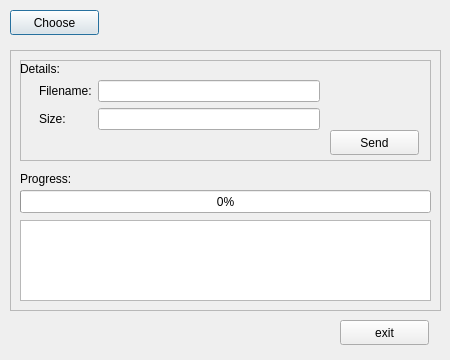
First picture: the form in Client/filetransmit.ui, repository lirunquan/TCPChat, before the edit.
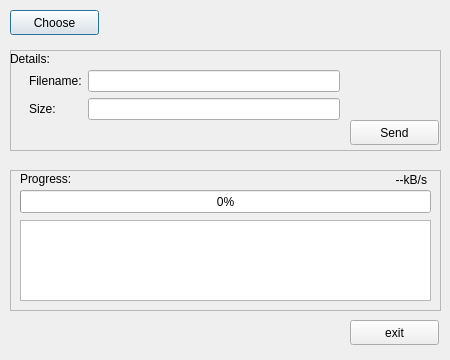
Second picture: the form after the edit.

The edit to the form file:
```diff
--- a/Client/filetransmit.ui
+++ b/Client/filetransmit.ui
@@ -30,9 +30,9 @@
    <property name="geometry">
     <rect>
      <x>10</x>
-     <y>50</y>
+     <y>170</y>
      <width>431</width>
-     <height>261</height>
+     <height>141</height>
     </rect>
    </property>
    <property name="frameShape">
@@ -45,7 +45,7 @@
     <property name="geometry">
      <rect>
       <x>10</x>
-      <y>140</y>
+      <y>20</y>
       <width>411</width>
       <height>23</height>
      </rect>
@@ -54,12 +54,65 @@
      <number>0</number>
     </property>
    </widget>
+   <widget class="QLabel" name="proLabel">
+    <property name="geometry">
+     <rect>
+      <x>10</x>
+      <y>0</y>
+      <width>67</width>
+      <height>17</height>
+     </rect>
+    </property>
+    <property name="text">
+     <string>Progress:</string>
+    </property>
+   </widget>
+   <widget class="QTextBrowser" name="textBrowser">
+    <property name="geometry">
+     <rect>
+      <x>10</x>
+      <y>50</y>
+      <width>411</width>
+      <height>81</height>
+     </rect>
+    </property>
+   </widget>
+   <widget class="QLabel" name="speed">
+    <property name="geometry">
+     <rect>
+      <x>316</x>
+      <y>0</y>
+      <width>101</width>
+      <height>20</height>
+     </rect>
+    </property>
+    <property name="text">
+     <string>--kB/s</string>
+    </property>
+    <property name="alignment">
+     <set>Qt::AlignRight|Qt::AlignTrailing|Qt::AlignVCenter</set>
+    </property>
+   </widget>
+  </widget>
+  <widget class="QPushButton" name="exit">
+   <property name="geometry">
+    <rect>
+     <x>350</x>
+     <y>320</y>
+     <width>89</width>
+     <height>25</height>
+    </rect>
+   </property>
+   <property name="text">
+    <string>exit</string>
+   </property>
+  </widget>
    <widget class="QFrame" name="frame_2">
     <property name="geometry">
      <rect>
       <x>10</x>
-      <y>10</y>
-      <width>411</width>
+     <y>50</y>
+     <width>431</width>
       <height>101</height>
      </rect>
     </property>
@@ -85,7 +138,7 @@
     <widget class="QPushButton" name="send">
      <property name="geometry">
       <rect>
-       <x>310</x>
+      <x>340</x>
        <y>70</y>
        <width>89</width>
        <height>25</height>
@@ -100,7 +153,7 @@
       <rect>
        <x>19</x>
        <y>20</y>
-       <width>281</width>
+      <width>311</width>
        <height>71</height>
       </rect>
      </property>
@@ -128,43 +181,10 @@
      </layout>
     </widget>
    </widget>
-   <widget class="QLabel" name="proLabel">
-    <property name="geometry">
-     <rect>
-      <x>10</x>
-      <y>120</y>
-      <width>67</width>
-      <height>17</height>
-     </rect>
-    </property>
-    <property name="text">
-     <string>Progress:</string>
-    </property>
-   </widget>
-   <widget class="QTextBrowser" name="textBrowser">
-    <property name="geometry">
-     <rect>
-      <x>10</x>
-      <y>170</y>
-      <width>411</width>
-      <height>81</height>
-     </rect>
-    </property>
-   </widget>
-  </widget>
-  <widget class="QPushButton" name="exit">
-   <property name="geometry">
-    <rect>
-     <x>340</x>
-     <y>320</y>
-     <width>89</width>
-     <height>25</height>
-    </rect>
-   </property>
-   <property name="text">
-    <string>exit</string>
-   </property>
-  </widget>
+  <zorder>choose</zorder>
+  <zorder>exit</zorder>
+  <zorder>frame_2</zorder>
+  <zorder>frame</zorder>
  </widget>
  <resources/>
  <connections/>
```
Lines whose indentation alone changed are shown as unchanged.
